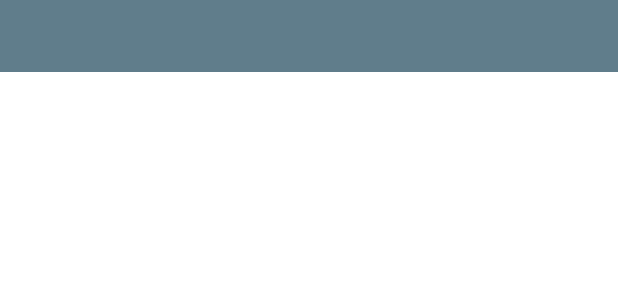
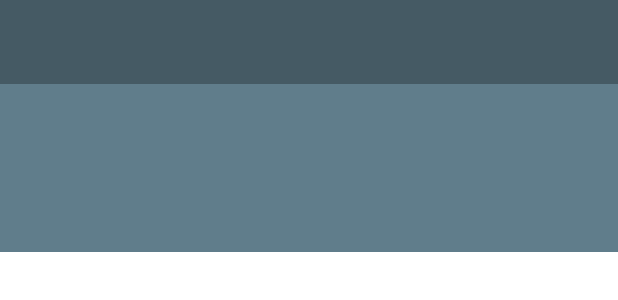
Before and after one commit to yagnikv33/wall_mark, an Android app: the layout activity_main.xml on its own in the app's theme, with its tools: preview values and no code run, on a phone screen of 412 x 824 dp. Shown: the top 300 px of the screen. Run offline under Robolectric (Android 15) with nearby library versions, the phone set to English and light mode, and no system bars; network calls fail.

Commit message:
New Color

```diff
--- a/app/build.gradle
+++ b/app/build.gradle
@@ -33,8 +33,6 @@ dependencies {
     androidTestImplementation 'com.android.support.test:runner:1.0.2'
     androidTestImplementation 'com.android.support.test.espresso:espresso-core:3.0.2'
     implementation 'com.google.android.gms:play-services-auth:16.0.1'
-    implementation 'com.github.bumptech.glide:glide:4.8.0'
-    annotationProcessor 'com.github.bumptech.glide:compiler:4.8.0'
     implementation 'com.android.support:design:28.0.0'
     implementation 'com.android.support:multidex:1.0.3'
     implementation 'com.android.volley:volley:1.1.1'
--- a/app/src/main/AndroidManifest.xml
+++ b/app/src/main/AndroidManifest.xml
@@ -15,7 +15,7 @@
         android:supportsRtl="true"
         android:theme="@style/AppTheme"
         tools:ignore="GoogleAppIndexingWarning">
-        <activity android:name=".MainActivity" />
+        <activity android:name=".MainActivity" android:theme="@style/Theme.Design.NoActionBar"/>
         <activity
             android:name=".SplashActivity"
             android:theme="@style/Theme.Design.NoActionBar">
--- a/app/src/main/java/com/wallmark/AllPhotoRecyclerViewHolder.java
+++ b/app/src/main/java/com/wallmark/AllPhotoRecyclerViewHolder.java
@@ -9,13 +9,11 @@ import android.util.LruCache;
 import android.view.LayoutInflater;
 import android.view.View;
 import android.view.ViewGroup;
-import android.widget.ImageView;
 
 import com.android.volley.RequestQueue;
 import com.android.volley.toolbox.ImageLoader;
 import com.android.volley.toolbox.NetworkImageView;
 import com.android.volley.toolbox.Volley;
-import com.bumptech.glide.Glide;
 
 import java.util.List;
 
@@ -51,9 +49,6 @@ public class  AllPhotoRecyclerViewHolder extends RecyclerView.Adapter<AllPhotoRe
     @Override
     public void onBindViewHolder(@NonNull ViewHolder viewHolder, final int i) {
         final String name = myLists.get(i).getName();
-        /*Glide.with(context)
-                .load(myLists.get(i).getUrl())
-                .into(viewHolder.imageView);*/
         requestQueue = Volley.newRequestQueue(context);
         imageLoader = new ImageLoader(requestQueue, new ImageLoader.ImageCache() {
             private final LruCache<String, Bitmap> mCache = new LruCache<String, Bitmap>(10);
--- a/app/src/main/java/com/wallmark/CategoryRecyclerViewHolder.java
+++ b/app/src/main/java/com/wallmark/CategoryRecyclerViewHolder.java
@@ -9,14 +9,12 @@ import android.util.LruCache;
 import android.view.LayoutInflater;
 import android.view.View;
 import android.view.ViewGroup;
-import android.widget.ImageView;
 import android.widget.TextView;
 
 import com.android.volley.RequestQueue;
 import com.android.volley.toolbox.ImageLoader;
 import com.android.volley.toolbox.NetworkImageView;
 import com.android.volley.toolbox.Volley;
-import com.bumptech.glide.Glide;
 
 import java.util.List;
 
--- a/app/src/main/java/com/wallmark/ShowImageFragment.java
+++ b/app/src/main/java/com/wallmark/ShowImageFragment.java
@@ -12,7 +12,6 @@ import android.util.LruCache;
 import android.view.LayoutInflater;
 import android.view.View;
 import android.view.ViewGroup;
-import android.widget.Button;
 import android.widget.ImageView;
 import android.widget.ProgressBar;
 import android.widget.Toast;
@@ -26,7 +25,6 @@ import com.android.volley.toolbox.ImageRequest;
 import com.android.volley.toolbox.NetworkImageView;
 import com.android.volley.toolbox.StringRequest;
 import com.android.volley.toolbox.Volley;
-import com.bumptech.glide.Glide;
 
 import org.json.JSONArray;
 import org.json.JSONException;
--- /dev/null
+++ b/app/src/main/res/drawable/ic_menu.xml
@@ -0,0 +1,5 @@
+<vector android:height="24dp" android:tint="#FFFFFF"
+    android:viewportHeight="24.0" android:viewportWidth="24.0"
+    android:width="24dp" xmlns:android="http://schemas.android.com/apk/res/android">
+    <path android:fillColor="#FF000000" android:pathData="M3,18h18v-2L3,16v2zM3,13h18v-2L3,11v2zM3,6v2h18L21,6L3,6z"/>
+</vector>
--- a/app/src/main/res/layout/activity_main.xml
+++ b/app/src/main/res/layout/activity_main.xml
@@ -1,30 +1,58 @@
 <?xml version="1.0" encoding="utf-8"?>
-<android.support.constraint.ConstraintLayout xmlns:android="http://schemas.android.com/apk/res/android"
+<android.support.v4.widget.DrawerLayout xmlns:android="http://schemas.android.com/apk/res/android"
     xmlns:app="http://schemas.android.com/apk/res-auto"
-    xmlns:tools="http://schemas.android.com/tools"
+    android:id="@+id/drawer_layout"
     android:layout_width="match_parent"
     android:layout_height="match_parent"
-    android:background="#37474f"
-    tools:context=".MainActivity">
+    android:fitsSystemWindows="true">
 
-    <android.support.design.widget.TabLayout
-        android:id="@+id/tabs"
+    <android.support.design.widget.NavigationView
+        android:id="@+id/nav_bar"
+        android:layout_width="wrap_content"
+        android:layout_height="match_parent"
+        android:layout_gravity="start"
+        android:fitsSystemWindows="true"/>
+
+    <android.support.design.widget.CoordinatorLayout
         android:layout_width="match_parent"
-        android:layout_height="wrap_content"
-        android:background="@color/colorPrimary"
-        app:layout_constraintEnd_toEndOf="parent"
-        app:layout_constraintStart_toStartOf="parent"
-        app:layout_constraintTop_toTopOf="parent"
-        app:tabTextColor="#fff"
-        app:tabSelectedTextColor="@color/colorAccent" />
+        android:layout_height="match_parent">
 
-    <android.support.v4.view.ViewPager
-        android:id="@+id/pager"
-        android:layout_width="match_parent"
-        android:layout_height="0dp"
-        android:background="#fff"
-        app:layout_constraintBottom_toBottomOf="parent"
-        app:layout_constraintEnd_toEndOf="parent"
-        app:layout_constraintStart_toStartOf="parent"
-        app:layout_constraintTop_toBottomOf="@+id/tabs" />
-</android.support.constraint.ConstraintLayout>
+            <android.support.v4.widget.NestedScrollView
+                android:layout_width="match_parent"
+                android:layout_height="match_parent"
+                android:fillViewport="true"
+                app:layout_behavior="@string/appbar_scrolling_view_behavior">
+
+                <android.support.v4.view.ViewPager
+                    android:id="@+id/pager"
+                    android:layout_width="match_parent"
+                    android:layout_height="match_parent"
+                    android:background="#fff" />
+            </android.support.v4.widget.NestedScrollView>
+
+
+        <android.support.design.widget.AppBarLayout
+            android:layout_width="match_parent"
+            android:layout_height="wrap_content"
+            app:liftOnScroll="true">
+
+            <android.support.v7.widget.Toolbar
+                android:id="@+id/toolbar"
+                android:layout_width="match_parent"
+                android:layout_height="?attr/actionBarSize"
+                android:background="@color/colorPrimary"
+                />
+
+            <android.support.design.widget.TabLayout
+                android:id="@+id/tabs"
+                style="@style/Widget.Design.TabLayout"
+                android:layout_width="match_parent"
+                android:layout_height="56dp"
+                android:background="@color/colorPrimary"
+                app:layout_scrollFlags="scroll|enterAlways"
+                app:tabSelectedTextColor="@color/colorAccent"
+                app:tabTextColor="#fff" />
+        </android.support.design.widget.AppBarLayout>
+
+    </android.support.design.widget.CoordinatorLayout>
+</android.support.v4.widget.DrawerLayout>
--- a/app/src/main/res/layout/category_item_cardview.xml
+++ b/app/src/main/res/layout/category_item_cardview.xml
@@ -18,6 +18,7 @@
             android:layout_width="match_parent"
             android:layout_height="225dp"
             android:adjustViewBounds="true"
+            android:background="@color/colorPrimary"
             android:scaleType="fitXY"
             app:layout_constraintEnd_toEndOf="parent"
             app:layout_constraintHorizontal_bias="0.0"
--- a/app/src/main/res/layout/display_item_layout.xml
+++ b/app/src/main/res/layout/display_item_layout.xml
@@ -15,6 +15,7 @@
         android:layout_width="match_parent"
         android:layout_height="250dp"
         android:adjustViewBounds="true"
+        android:background="@color/colorPrimary"
         android:scaleType="fitXY"
         app:layout_constraintEnd_toEndOf="parent"
         app:layout_constraintHorizontal_bias="0.0"
--- a/app/src/main/res/values/colors.xml
+++ b/app/src/main/res/values/colors.xml
@@ -1,6 +1,6 @@
 <?xml version="1.0" encoding="utf-8"?>
 <resources>
-    <color name="colorPrimary">#607D8B</color>
+    <color name="colorPrimary">#607d8b</color>
     <color name="colorPrimaryDark">#455A64</color>
     <color name="colorAccent">#B0BEC5</color>
 </resources>
```
Also changed, not shown: app/src/main/java/com/wallmark/MainActivity.java (+27 -1 lines), app/src/main/res/drawable-v24/loading.png (deleted). Lines whose indentation alone changed are shown as unchanged.
